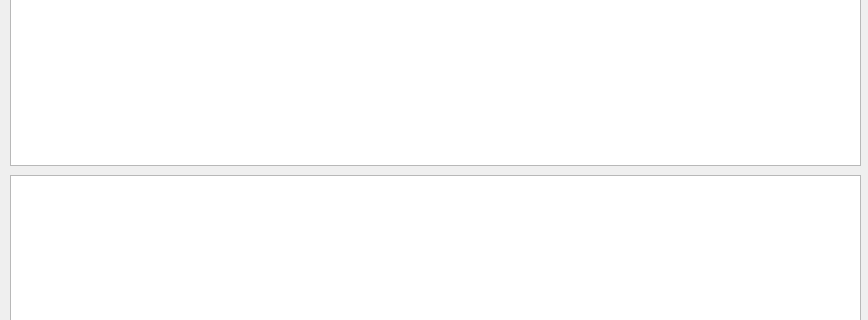
Above: Projeto_Estoque/pg_gestao_vendas.ui from Luisf66/Qt-Creator before the change; both pictures show x 0 to 868 and y 145 to 465 of the 868 by 566 pixel window. Below: the same form after it.
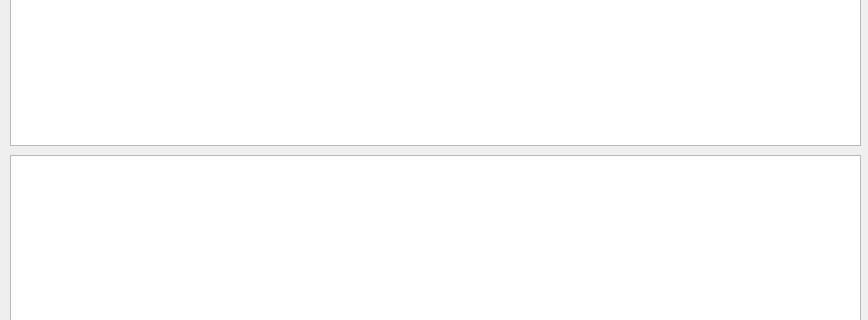
That is the form after the change.

Commit message: filtragem de vendas por data

Diff of the .ui file:
```diff
--- a/Projeto_Estoque/pg_gestao_vendas.ui
+++ b/Projeto_Estoque/pg_gestao_vendas.ui
@@ -51,7 +51,7 @@
      <x>10</x>
      <y>80</y>
      <width>851</width>
-     <height>231</height>
+     <height>211</height>
     </rect>
    </property>
   </widget>
@@ -59,9 +59,9 @@
    <property name="geometry">
     <rect>
      <x>10</x>
-     <y>320</y>
+     <y>300</y>
      <width>851</width>
-     <height>231</height>
+     <height>251</height>
     </rect>
    </property>
   </widget>
@@ -81,7 +81,7 @@
     <bool>false</bool>
    </property>
   </widget>
-  <widget class="QWidget" name="">
+  <widget class="QWidget" name="layoutWidget">
    <property name="geometry">
     <rect>
      <x>156</x>
@@ -127,7 +127,7 @@
     </item>
    </layout>
   </widget>
-  <widget class="QWidget" name="">
+  <widget class="QWidget" name="layoutWidget">
    <property name="geometry">
     <rect>
      <x>690</x>
```
The commit also changes 4 other files.
